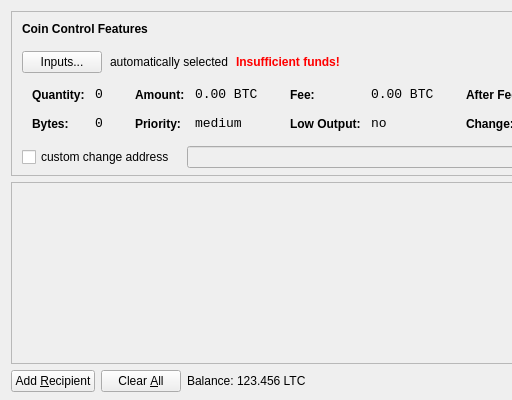
topdzek/litetest, file src/qt/forms/sendcoinsdialog.ui: the form before one commit; both pictures show x 0 to 512 and y 0 to 400 of the 850 by 400 pixel window.
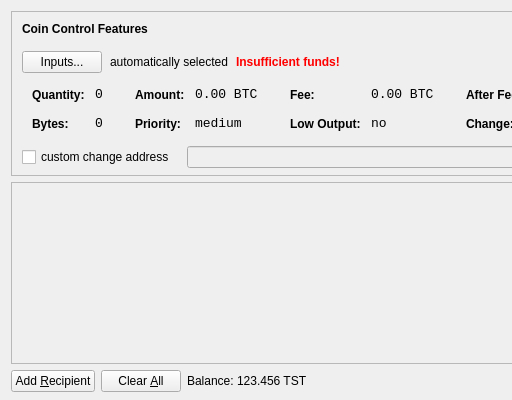
The form after the commit. Icons and pictures are not drawn.

```diff
--- a/src/qt/forms/sendcoinsdialog.ui
+++ b/src/qt/forms/sendcoinsdialog.ui
@@ -720,7 +720,7 @@
           <cursorShape>IBeamCursor</cursorShape>
          </property>
          <property name="text">
-          <string>123.456 LTC</string>
+          <string>123.456 TST</string>
          </property>
          <property name="textInteractionFlags">
           <set>Qt::LinksAccessibleByMouse|Qt::TextSelectableByKeyboard|Qt::TextSelectableByMouse</set>
```
